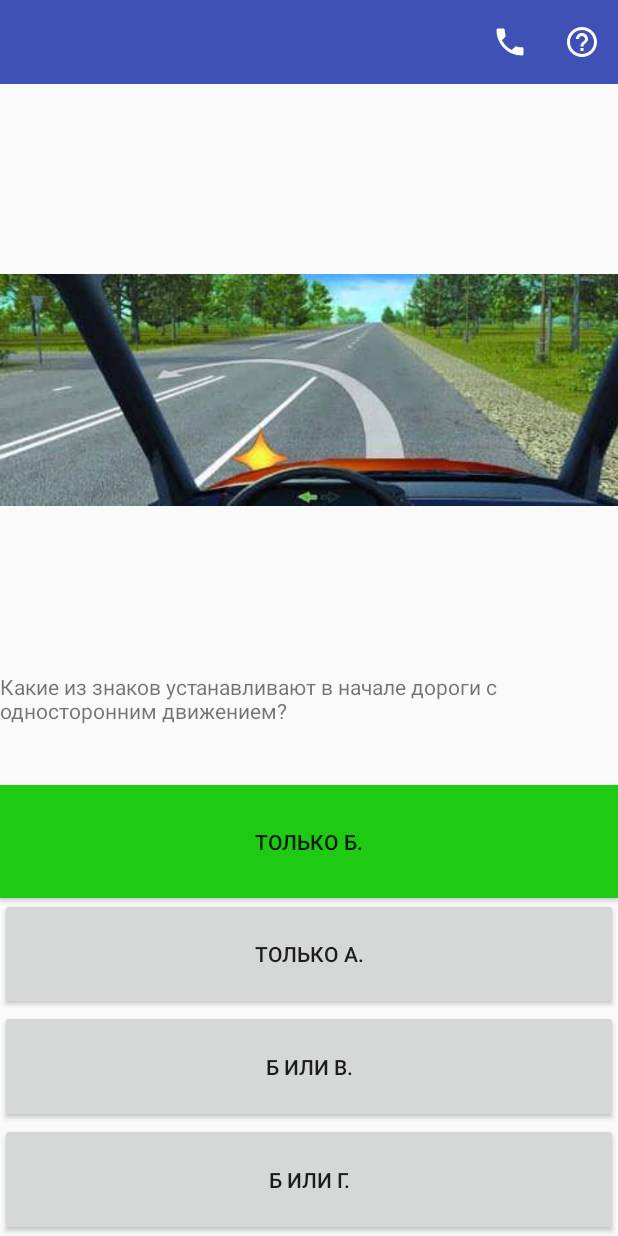
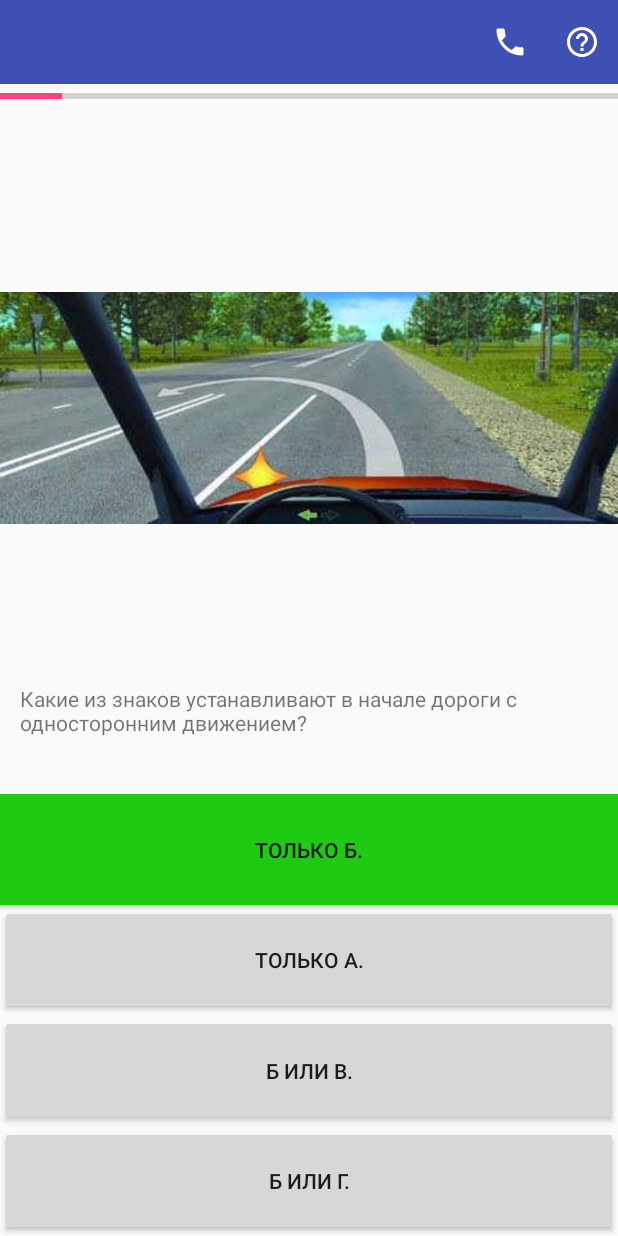
Before and after one commit to VitoMakarevich/quizinya, an Android app: the screen it shows after launch (QuizPagerActivity), after a tap on "ТОЛЬКО Б.", on a phone screen of 412 x 824 dp. Run offline under Robolectric (Android 15) with nearby library versions, the phone set to English and light mode, and no system bars.

```diff
--- a/app/src/main/java/com/example/vito/quizinya/QuizPagerActivity.java
+++ b/app/src/main/java/com/example/vito/quizinya/QuizPagerActivity.java
@@ -1,6 +1,7 @@
 package com.example.vito.quizinya;
 
 import android.content.Intent;
+import android.os.Build;
 import android.os.Bundle;
 import android.support.v4.app.Fragment;
 import android.support.v4.app.FragmentManager;
@@ -9,6 +10,7 @@ import android.support.v4.view.ViewPager;
 import android.support.v7.app.AppCompatActivity;
 import android.support.v7.widget.Toolbar;
 import android.view.Menu;
+import android.widget.ProgressBar;
 
 import java.util.ArrayList;
 
@@ -17,6 +19,7 @@ public class QuizPagerActivity extends AppCompatActivity implements QuizPagerFra
     public static final String ANSWERS_COUNT = "com.example.quizinya.ANSWERS_COUNT";
 
     private ViewPager mViewPager;
+    private ProgressBar mProgressBar;
     private ArrayList<Question> mQuestions;
     private Quiz mQuiz;
 
@@ -27,6 +30,13 @@ public class QuizPagerActivity extends AppCompatActivity implements QuizPagerFra
     }
 
     public void onAnswerSelected(){
+        int MIN_SDK_ANIMATED_BAR = 24;
+        if (Build.VERSION.SDK_INT >= Build.VERSION_CODES.N) {
+            mProgressBar.setProgress(mProgressBar.getProgress() + 1, true);
+        }
+        else {
+            mProgressBar.setProgress(mProgressBar.getProgress() + 1);
+        }
         mQuiz.answerQuestion();
         if(mQuiz.isFinished()){
             showResults(mQuiz.getRightAnsweredQuestionsCount());
@@ -41,9 +51,12 @@ public class QuizPagerActivity extends AppCompatActivity implements QuizPagerFra
         setSupportActionBar(toolbar);
         getSupportActionBar().setDisplayShowTitleEnabled(false);
         mViewPager = (ViewPager) findViewById(R.id.viewPager);
+        mProgressBar = (ProgressBar) findViewById(R.id.progressBar);
+        mProgressBar.setProgress(0);
         FragmentManager fragmentManager = getSupportFragmentManager();
         mQuiz= new Quiz(this);
         mQuestions = (ArrayList<Question>) mQuiz.getQuestions();
+        mProgressBar.setMax(mQuestions.size());
         mViewPager.setAdapter(new FragmentStatePagerAdapter(fragmentManager) {
             @Override
             public Fragment getItem(int position) {
--- a/app/src/main/res/layout/activity_quiz_pager.xml
+++ b/app/src/main/res/layout/activity_quiz_pager.xml
@@ -4,7 +4,8 @@
     xmlns:tools="http://schemas.android.com/tools"
     android:layout_width="match_parent"
     android:layout_height="match_parent"
-    tools:context="com.example.vito.quizinya.QuizPagerActivity">
+    tools:context="com.example.vito.quizinya.QuizPagerActivity"
+    tools:layout_editor_absoluteY="25dp">
 
     <android.support.v7.widget.Toolbar
         android:id="@+id/toolbar"
@@ -13,12 +14,23 @@
         android:background="?attr/colorPrimary"
         android:minHeight="?attr/actionBarSize"
         android:theme="?attr/actionBarTheme"
+        app:layout_constraintBottom_toTopOf="@+id/progressBar"
+        app:layout_constraintEnd_toEndOf="parent"
+        app:layout_constraintHorizontal_bias="0.5"
+        app:layout_constraintStart_toStartOf="parent"
+        app:layout_constraintTop_toTopOf="parent"
+        app:layout_constraintVertical_chainStyle="spread_inside" />
+
+    <ProgressBar
+        android:id="@+id/progressBar"
+        style="?android:attr/progressBarStyleHorizontal"
+        android:layout_width="0px"
+        android:layout_height="wrap_content"
         app:layout_constraintBottom_toTopOf="@+id/viewPager"
         app:layout_constraintEnd_toEndOf="parent"
         app:layout_constraintHorizontal_bias="0.5"
         app:layout_constraintStart_toStartOf="parent"
-        app:layout_constraintTop_toTopOf="parent"
-        app:layout_constraintVertical_weight="1" />
+        app:layout_constraintTop_toBottomOf="@+id/toolbar" />
 
     <android.support.v4.view.ViewPager
         android:id="@+id/viewPager"
@@ -28,6 +40,5 @@
         app:layout_constraintEnd_toEndOf="parent"
         app:layout_constraintHorizontal_bias="0.5"
         app:layout_constraintStart_toStartOf="parent"
-        app:layout_constraintTop_toBottomOf="@+id/toolbar"
-        app:layout_constraintVertical_weight="6" />
+        app:layout_constraintTop_toBottomOf="@+id/progressBar" />
 </android.support.constraint.ConstraintLayout>
--- a/app/src/main/res/layout/fragment_quiz_pager.xml
+++ b/app/src/main/res/layout/fragment_quiz_pager.xml
@@ -22,6 +22,7 @@
         android:id="@+id/textView"
         android:layout_width="0px"
         android:layout_height="0px"
+        android:paddingLeft="20px"
         app:layout_constraintBottom_toTopOf="@+id/button1"
         app:layout_constraintEnd_toEndOf="parent"
         app:layout_constraintHorizontal_bias="0.5"
```
